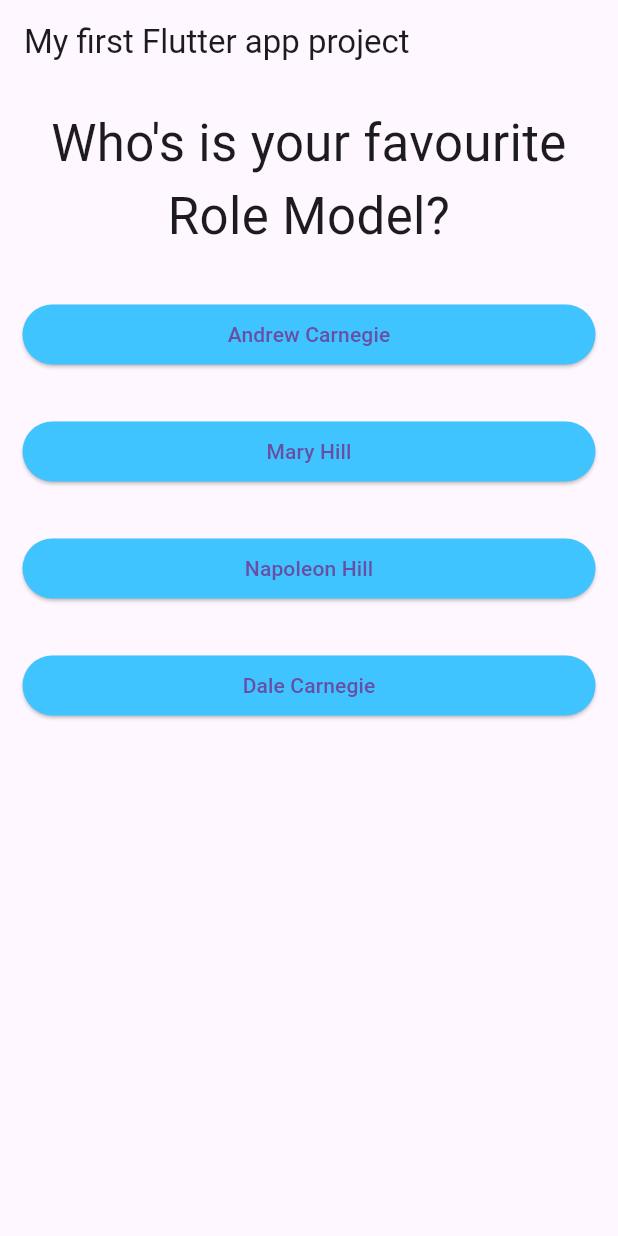
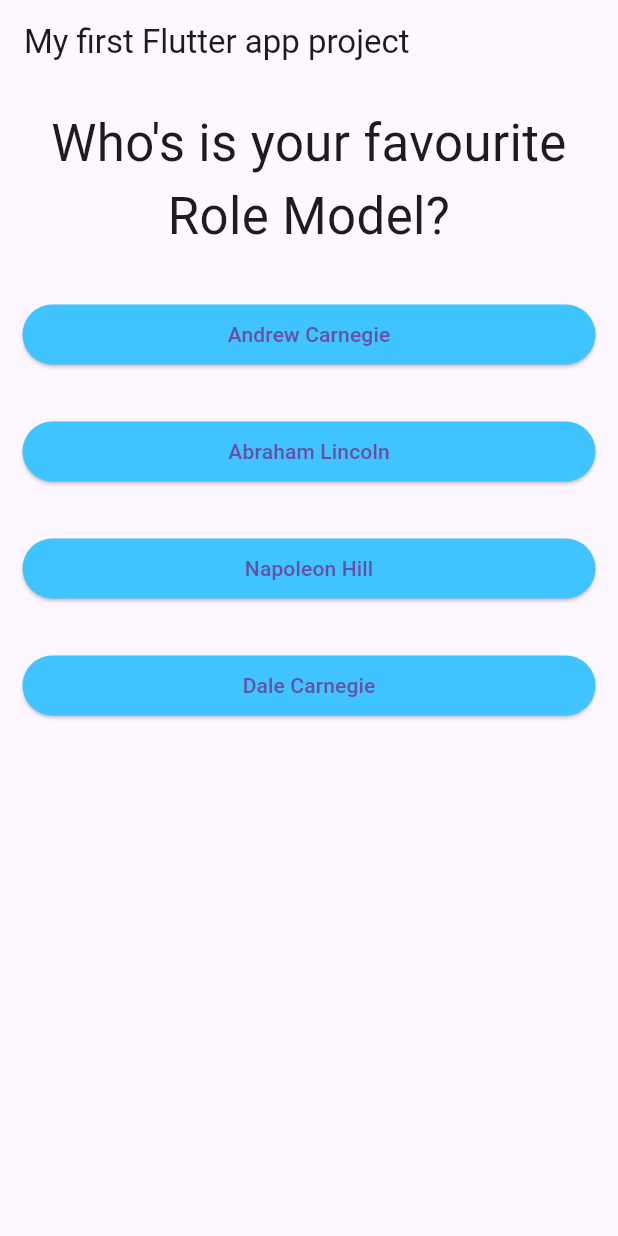
Before and after one commit to Majok-Bol/quiz_app, a Flutter app: the screen it shows after launch, after a tap on "red", after a tap on "cat", on a phone screen of 412 x 824 dp. Run offline on Flutter 3.47's test engine with Material 3 defaults, Android fonts, the phone set to English and light mode, and no system bars.

Commit message:
changed quiz description

```diff
--- a/lib/main.dart
+++ b/lib/main.dart
@@ -53,7 +53,7 @@ class _MyAppState extends State<MyApp> {
       'Question text': 'Who\'s is your favourite Role Model?',
       'answers': [
         {'text': 'Andrew Carnegie', 'score': 10},
-        {'text': 'Mary Hill', 'score': 20},
+        {'text': 'Abraham Lincoln', 'score': 20},
         {'text': 'Napoleon Hill', 'score': 30},
         {'text': 'Dale Carnegie', 'score': 40},
       ],
```
